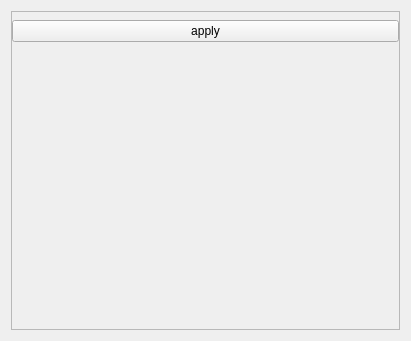
Before: the Qt Designer form DataVision/resources/ui/modules/standardize.ui in jeaunrg/DataVision-dist, drawn with Qt 5.
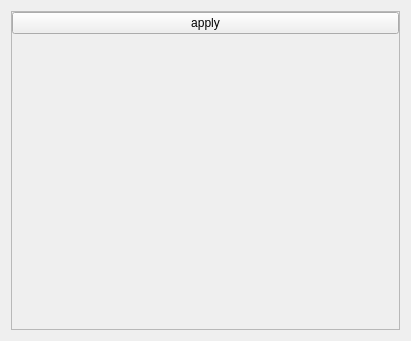
After: the same form once the commit is applied.

Patch:
```diff
--- a/DataVision/resources/ui/modules/standardize.ui
+++ b/DataVision/resources/ui/modules/standardize.ui
@@ -63,23 +63,7 @@
         <number>0</number>
        </property>
        <item>
-        <layout class="QFormLayout" name="form">
-         <property name="verticalSpacing">
-          <number>9</number>
-         </property>
-         <property name="leftMargin">
-          <number>4</number>
-         </property>
-         <property name="topMargin">
-          <number>4</number>
-         </property>
-         <property name="rightMargin">
-          <number>4</number>
-         </property>
-         <property name="bottomMargin">
-          <number>4</number>
-         </property>
-        </layout>
+        <widget class="QWidget" name="form" native="true"/>
        </item>
        <item>
         <widget class="QPushButton" name="apply">
```
